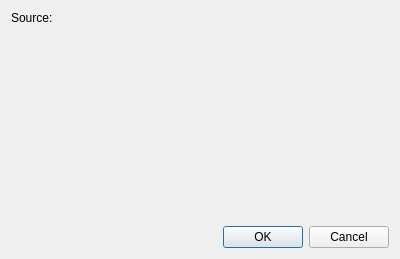
Qt form src/ui/ImportDialog.ui (OtterBrowser/otter-browser) before a commit.
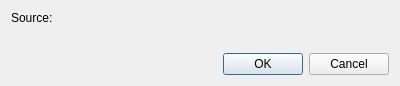
The same form after that commit. Custom widgets are drawn as their Qt base class.

Diff of the .ui file:
```diff
--- a/src/ui/ImportDialog.ui
+++ b/src/ui/ImportDialog.ui
@@ -7,7 +7,7 @@
     <x>0</x>
     <y>0</y>
     <width>400</width>
-    <height>259</height>
+    <height>86</height>
    </rect>
   </property>
   <property name="windowTitle">
@@ -41,8 +41,8 @@
      </property>
      <property name="sizeHint" stdset="0">
       <size>
-       <width>20</width>
-       <height>40</height>
+       <width>0</width>
+       <height>0</height>
       </size>
      </property>
     </spacer>
```
Left out of the diff: 5 changed lines with no effect on the pictures.
